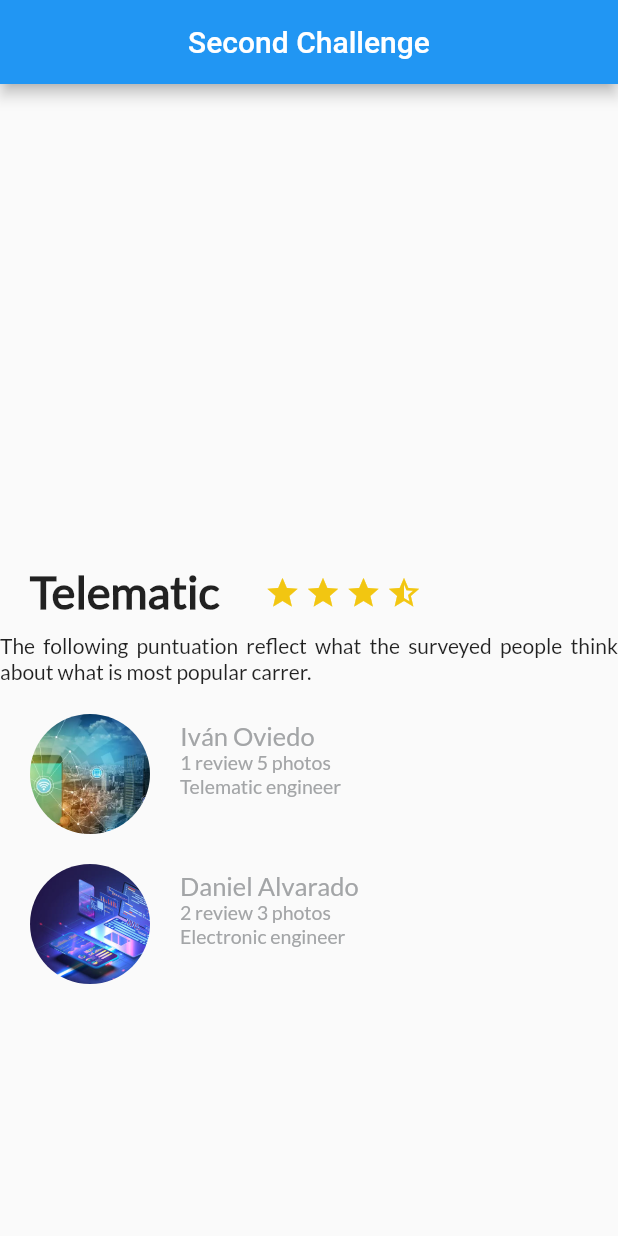
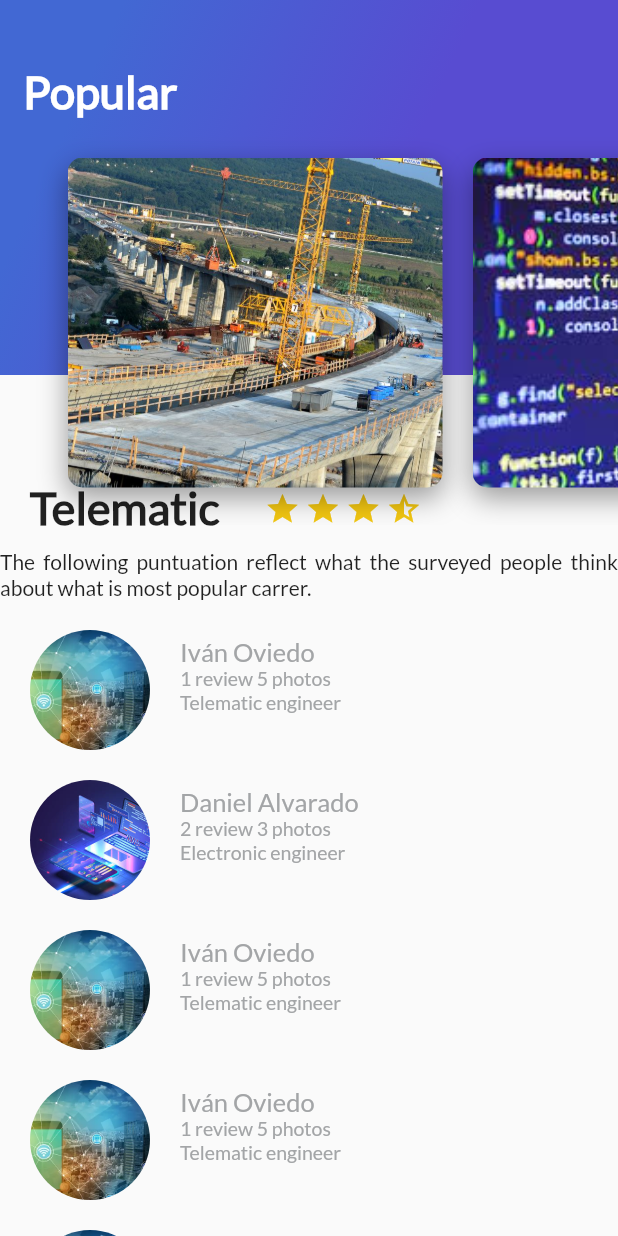
Before and after one commit to ioviedodev/trip_app, a Flutter app: the screen it shows after launch, on a phone screen of 412 x 824 dp. Run offline on Flutter 3.47's test engine with Material 2 defaults, Android fonts, the phone set to English and light mode, and no system bars.

Commit message:
adding card_image_list and gradient

```diff
--- /dev/null
+++ b/asset/img/card_image.dart
@@ -0,0 +1,10 @@
+import 'package:flutter/material.dart';
+
+class CardImage extends StatelessWidget
+{
+  @override
+  Widget build(BuildContext context) {
+    // TODO: implement build
+    throw UnimplementedError();
+  }
+}
--- /dev/null
+++ b/lib/card_image.dart
@@ -0,0 +1,38 @@
+import 'package:flutter/material.dart';
+
+
+class CardImage extends StatelessWidget{
+
+  String pathImage="";
+
+  CardImage(this.pathImage, {super.key});
+
+  @override
+  Widget build(BuildContext context) {
+
+    final card = Container(
+      height: 350.0,
+      width: 250.0,
+      margin: const EdgeInsets.only(
+        top:80.0,
+        left:20.0
+      ),
+      decoration: BoxDecoration(
+        image: DecorationImage(
+          fit: BoxFit.cover,
+          image: AssetImage(pathImage)
+        ),
+          borderRadius: const BorderRadius.all(Radius.circular(10.0)),
+        shape: BoxShape.rectangle,
+        boxShadow: const  <BoxShadow>[
+          BoxShadow(
+              color: Colors.black38,
+              blurRadius: 15.0,
+              offset: Offset(0.0,7.0)
+          )
+        ]
+      ),
+    );
+    return card;
+  }
+}
--- /dev/null
+++ b/lib/card_image_list.dart
@@ -0,0 +1,27 @@
+import 'package:flutter/material.dart';
+import 'card_image.dart';
+class CardImageList extends StatelessWidget{
+
+  const CardImageList({super.key});
+
+  @override
+  Widget build(BuildContext context) {
+
+    final list = Container(
+      height: 350.0,
+      child: ListView(
+         padding: const EdgeInsets.all(25.0),
+          scrollDirection: Axis.horizontal,
+        children: <Widget>[
+        CardImage("asset/img/civil.jpg"),
+          CardImage("asset/img/computer.jpg"),
+          CardImage("asset/img/electronic.jpg"),
+          CardImage("asset/img/telecomunication.jpg"),
+        ],
+        ),
+      );
+
+    return list;
+
+  }
+}
--- /dev/null
+++ b/lib/gradient_back.dart
@@ -0,0 +1,42 @@
+import 'package:flutter/material.dart';
+
+
+class GradientBack extends StatelessWidget{
+  String title = "";
+
+  GradientBack(this.title, {super.key});
+
+  @override
+  Widget build(BuildContext context) {
+    final gradient =
+    Container(
+      height: 250.0,
+      decoration: const BoxDecoration(
+          gradient: LinearGradient(
+          colors:  [
+            Color(0xff4268d3),
+            Color(0xff584cd1)
+          ],
+    begin:  FractionalOffset(0.2, 0.0),
+     end:  FractionalOffset(1.0, 0.6),
+    stops:  [0.0, 0.6],
+          tileMode: TileMode.clamp
+        )
+      ),
+      alignment: const Alignment(-0.9, -0.6),
+      child: Text(
+        title,
+        style: const TextStyle(
+          color: Colors.white,
+          fontSize: 30.0,
+          fontFamily: "Lato",
+          fontWeight: FontWeight.bold
+        ),
+      ),
+    );
+
+    return gradient;
+
+  }
+
+}
--- /dev/null
+++ b/lib/header_appbar.dart
@@ -0,0 +1,24 @@
+import 'package:flutter/material.dart';
+import 'package:trip_app/card_image_list.dart';
+import 'package:trip_app/gradient_back.dart';
+
+class HeaderAppBar extends StatelessWidget{
+
+  const HeaderAppBar({super.key});
+
+
+  @override
+  Widget build(BuildContext context) {
+
+    final header = Stack(
+      children: <Widget> [
+        GradientBack("Popular"),
+        CardImageList()
+      ],
+    );
+
+    return header;
+  }
+
+
+}
--- a/lib/main.dart
+++ b/lib/main.dart
@@ -2,8 +2,16 @@ import 'package:flutter/material.dart';
 import 'package:trip_app/review_list.dart';
 import 'description_place.dart';
 import 'review_list.dart';
+import 'gradient_back.dart';
+import 'package:flutter/services.dart';
+import 'package:trip_app/header_appbar.dart';
 
 void main() {
+
+  SystemChrome.setSystemUIOverlayStyle(const SystemUiOverlayStyle(
+    statusBarColor: Colors.transparent, // transparent status bar
+  ));
+
   runApp(const MyApp());
 }
 
@@ -29,18 +37,29 @@ class MyApp extends StatelessWidget {
       ),
       home: Scaffold
         (
-          appBar: AppBar(
-
-            title: const Text("Second Challenge"),
-            centerTitle: true,
-          ),
+          // appBar: AppBar(
+          //
+          //   title: const Text("Second Challenge"),
+          //   centerTitle: true,
+          // ),
           body:
-          Column(
+          Stack( // GradientBack()
             children: <Widget>[
-              DescriptionPlace("Telematic",2,"The following puntuation reflect what the surveyed people think about what is most popular carrer."),
-              const ReviewList()
+             ListView(
+               children: <Widget>[
+                     DescriptionPlace("Telematic",2,"The following puntuation reflect what the surveyed people think about what is most popular carrer."),
+                     const ReviewList()
+               ],
+             ),
+              const HeaderAppBar()
             ],
           )
+          // Column(
+          //   children: <Widget>[
+          //     DescriptionPlace("Telematic",2,"The following puntuation reflect what the surveyed people think about what is most popular carrer."),
+          //     const ReviewList()
+          //   ],
+          // )
 
       )
 
--- a/lib/review_list.dart
+++ b/lib/review_list.dart
@@ -13,8 +13,9 @@ class ReviewList extends StatelessWidget
       children: <Widget>[
         Review("asset/img/iot.jpg", "Iván Oviedo","1 review 5 photos","Telematic engineer "),//is the most exciting carrer that you can imagine //ToDO fix fit in screan
         Review("asset/img/csciense.jpg", "Daniel Alvarado","2 review 3 photos","Electronic engineer "),
-        // Review("asset/img/iot.jpg", "Iván Oviedo","1 review 5 photos","Telematic engineer "),
-
+        Review("asset/img/iot.jpg", "Iván Oviedo","1 review 5 photos","Telematic engineer "),
+        Review("asset/img/iot.jpg", "Iván Oviedo","1 review 5 photos","Telematic engineer "),
+        Review("asset/img/iot.jpg", "Iván Oviedo","1 review 5 photos","Telematic engineer "),
       ],
     );
 
--- a/pubspec.yaml
+++ b/pubspec.yaml
@@ -63,6 +63,10 @@ flutter:
   assets:
      - asset/img/iot.jpg
      - asset/img/csciense.jpg
+     - asset/img/civil.jpg
+     - asset/img/computer.jpg
+     - asset/img/electronic.jpg
+     - asset/img/telecomunication.jpg
 
   # An image asset can refer to one or more resolution-specific "variants", see
   # https://flutter.dev/assets-and-images/#resolution-aware
```
Also changed, not shown: asset/img/civil.jpg (added), asset/img/computer.jpg (added), asset/img/electronic.jpg (added), asset/img/telecomunication.jpg (added).
